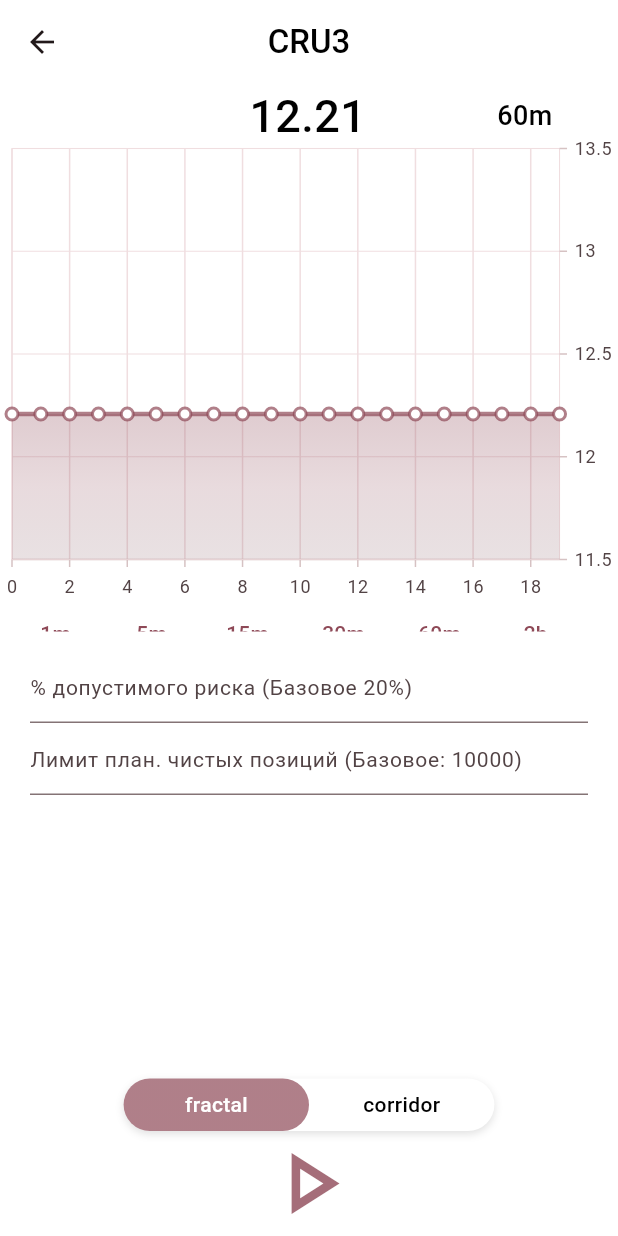
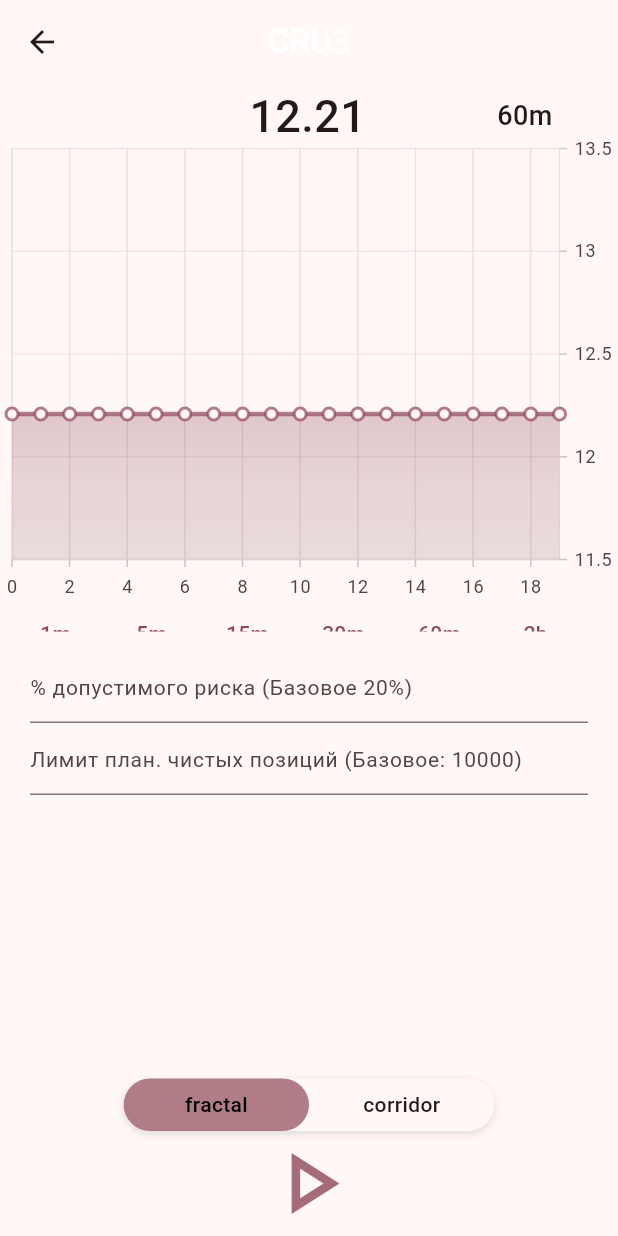
Before and after one commit to Rei-Ki/AutoTrader_UI, a Flutter app: the screen it shows after launch, after a tap on "CRU3", on a phone screen of 412 x 824 dp. Run offline on Flutter 3.47's test engine with Material 3 defaults, Android fonts, the phone set to English and light mode, and no system bars; drawn by our look-alikes of flutter_toggle_tab; our stand-ins replace flutter_bloc, google_nav_bar, syncfusion_flutter_charts.

Commit message:
Созранение изменений Возврат на 1 блок 1 экран

```diff
--- a/lib/active_page/active_page.dart
+++ b/lib/active_page/active_page.dart
@@ -17,6 +17,10 @@ class ActivePage extends StatefulWidget {
 class _ActivePageState extends State<ActivePage> {
   late List<Instrument> allInstruments;
   late BuildContext blocContext;
+
+  // todo сделать корректное использование блока, каждый блок должен без
+  //блок провайдера, а из контекста блок билдером браться
+  // https://stackoverflow.com/questions/59633438/how-to-use-bloc-pattern-between-two-screens
 
   @override
   Widget build(BuildContext context) {
--- a/lib/bloc/bloc.dart
+++ b/lib/bloc/bloc.dart
@@ -15,32 +15,48 @@ import 'events.dart';
 class MainBloc extends Bloc<MainEvent, MainState> {
   MainBloc() : super(InitialState()) {
     // Pulse Events
-    on<GetPulseEvent>(getPulse); //
-    on<PulseSearchEvent>(pulseSearch); //
+    on<GetPulseEvent>(onGetPulse); //
+    on<PulseSearchEvent>(onPulseSearch); //
 
     // Analytics Events
-    on<AnalyticsDataLoadEvent>(getSegmentsData); //
+    on<AnalyticsDataLoadEvent>(onAnalyticsDataLoad); //
 
     // Main Events
-    on<MainSetAppBarTitleEvent>(setAppBarTitle); //
+    on<MainSetAppBarTitleEvent>(onMainSetAppBarTitle); //
 
     // Active Events
-    on<GetActiveEvent>(getActive); //
-    on<ActiveSearchEvent>(searchActive); //
+    on<GetActiveEvent>(onGetActive); //
+    on<ActiveSearchEvent>(onActiveSearch); //
+
+    // Instrument Events
+    on<TimeframeChangeEvent>(onTimeframeChange); //
 
     // Theme switch Events
-    on<ThemeSwitchEvent>(themeSwitch); //
+    on<ThemeSwitchEvent>(onThemeSwitch); //
   }
 
-  themeSwitch(event, emit) {
+  onTimeframeChange(event, emit) async {
     try {
-      //
+      // todo request to server
+      // todo create a json file with the requested data
+      List<int> chartData = await pushServer();
+      print("switch data{$event.timeframe}");
+
+      emit(TimeframeChangedState(chartData));
     } catch (error) {
       emit(ErrorState());
     }
   }
 
-  getPulse(event, emit) async {
+  onThemeSwitch(event, emit) {
+    try {
+      // todo make theme changing
+    } catch (error) {
+      emit(ErrorState());
+    }
+  }
+
+  onGetPulse(event, emit) async {
     try {
       emit(PulseLoadingState());
       List<Pulse> pulse = await getServerPulse();
@@ -50,7 +66,7 @@ class MainBloc extends Bloc<MainEvent, MainState> {
     }
   }
 
-  getActive(event, emit) async {
+  onGetActive(event, emit) async {
     try {
       emit(ActiveLoadingState());
       List<Instrument> instuments = await getServerInstruments();
@@ -60,7 +76,7 @@ class MainBloc extends Bloc<MainEvent, MainState> {
     }
   }
 
-  getSegmentsData(event, emit) async {
+  onAnalyticsDataLoad(event, emit) async {
     try {
       emit(AnalyticsLoadingState());
       List<Segment> segments = await getServerSegmentsData();
@@ -70,7 +86,7 @@ class MainBloc extends Bloc<MainEvent, MainState> {
     }
   }
 
-  setAppBarTitle(event, emit) async {
+  onMainSetAppBarTitle(event, emit) async {
     try {
       emit(MainAppBarUpdatedState(event.title));
     } catch (error) {
@@ -156,7 +172,7 @@ class MainBloc extends Bloc<MainEvent, MainState> {
   }
 
   // Реализация поиска для страниц
-  searchActive(event, emit) async {
+  onActiveSearch(event, emit) async {
     try {
       String search = event.search;
       List<Instrument> allInstruments = event.instruments;
@@ -176,7 +192,7 @@ class MainBloc extends Bloc<MainEvent, MainState> {
     }
   }
 
-  pulseSearch(event, emit) async {
+  onPulseSearch(event, emit) async {
     try {
       String search = event.search;
       List<Pulse> allPulses = event.pulses;
--- a/lib/bloc/events.dart
+++ b/lib/bloc/events.dart
@@ -3,6 +3,21 @@ import 'data_classes.dart';
 abstract class MainEvent {}
 
 class ThemeSwitchEvent extends MainEvent {}
+
+// todo Возможно можно просто одним это делать
+class SrartInstrumentEvent extends MainEvent {}
+
+class StopInstrumentEvent extends MainEvent {}
+
+class SwitchPageInstrumentEvent extends MainEvent {
+  String data;
+  SwitchPageInstrumentEvent(this.data);
+}
+
+class TimeframeChangeEvent extends MainEvent {
+  int timeframe;
+  TimeframeChangeEvent(this.timeframe);
+}
 
 // Main Events
 class MainSetAppBarTitleEvent extends MainEvent {
--- a/lib/bloc/states.dart
+++ b/lib/bloc/states.dart
@@ -6,6 +6,18 @@ abstract class MainState {}
 class InitialState extends MainState {}
 
 class ErrorState extends MainState {}
+
+// InstrumentsPage
+
+class InstrumentLoadingState extends MainState {}
+
+class InstrumentLoadedState extends MainState {}
+
+class TimeframeChangedState extends MainState {
+  // todo change List<int> to List<Candle>
+  List<int> chartData;
+  TimeframeChangedState(this.chartData);
+}
 
 // Pulse States
 class PulseInitialState extends MainState {}
--- a/lib/instrument_page/instrument_page.dart
+++ b/lib/instrument_page/instrument_page.dart
@@ -1,6 +1,10 @@
+import 'package:flutter_bloc/flutter_bloc.dart';
 import 'package:lotosui/instrument_page/instrument_plot.dart';
 import 'package:flutter_toggle_tab/flutter_toggle_tab.dart';
 import 'package:flutter/material.dart';
+
+import '../bloc/bloc.dart';
+import '../bloc/states.dart';
 // import 'dart:async';
 
 class InstrumentPage extends StatefulWidget {
@@ -17,23 +21,11 @@ class _InstrumentPageState extends State<InstrumentPage> {
   List<String> strategies = ["fractal", "corridor"];
   TextEditingController risk = TextEditingController();
   TextEditingController planLimit = TextEditingController();
-  List<String> timeFrames = [
-    '1m',
-    '5m',
-    '15m',
-    '30m',
-    '60m',
-    '2h',
-    '4h',
-    '1D',
-    '1W',
-    // '1MN'
-  ];
 
   @override
   void didChangeDependencies() {
     final args = ModalRoute.of(context)?.settings.arguments;
-    assert(args != null && args is String, "You mast provide String args");
+    assert(args != null, "You mast provide String args");
 
     title = args as String;
     setState(() {});
@@ -42,6 +34,20 @@ class _InstrumentPageState extends State<InstrumentPage> {
 
   @override
   Widget build(BuildContext context) {
+    // return BlocProvider(
+    //   create: (context) => MainBloc(),
+    //   child: buildInstrumentPageBloc(context),
+    // );
+    return buildInstrumentPage(context);
+  }
+
+  // buildInstrumentPageBloc(BuildContext context) {
+  //   return BlocBuilder<MainBloc, MainState>(builder: (context, state) {
+  //     return Container();
+  //   });
+  // }
+
+  Scaffold buildInstrumentPage(BuildContext context) {
     return Scaffold(
       appBar: AppBar(
         backgroundColor: Colors.transparent,
@@ -51,10 +57,7 @@ class _InstrumentPageState extends State<InstrumentPage> {
       ),
       body: Column(
         children: [
-          Plot(
-            selectedTimeframe: selectedTimeframe,
-            timeFrames: timeFrames,
-          ),
+          const Plot(),
           inputFields(),
           strategyTabs(context),
           startButton(context)
@@ -90,6 +93,29 @@ class _InstrumentPageState extends State<InstrumentPage> {
     );
   }
 
+  Widget strategyTabs(BuildContext context) {
+    return FlutterToggleTab(
+      width: 60, // width in percent
+      borderRadius: 50,
+      height: 35,
+      selectedIndex: selectedStrategy,
+      unSelectedBackgroundColors: [Theme.of(context).scaffoldBackgroundColor],
+      selectedBackgroundColors: [
+        Theme.of(context).primaryColor.withOpacity(0.7)
+      ],
+      selectedTextStyle: const TextStyle(color: Colors.black, fontSize: 14),
+      unSelectedTextStyle: const TextStyle(fontSize: 14),
+      labels: strategies,
+      selectedLabelIndex: (index) {
+        setState(() {
+          selectedStrategy = index;
+          // todo сделать чтобы после старта пропадал этот свитчер
+          print(strategies[index]);
+        });
+      },
+    );
+  }
+
   IconButton startButton(BuildContext context) {
     return IconButton(
       padding: const EdgeInsets.all(0),
@@ -117,27 +143,4 @@ class _InstrumentPageState extends State<InstrumentPage> {
       ),
     );
   }
-
-  Widget strategyTabs(BuildContext context) {
-    return FlutterToggleTab(
-      width: 60, // width in percent
-      borderRadius: 50,
-      height: 35,
-      selectedIndex: selectedStrategy,
-      unSelectedBackgroundColors: [Theme.of(context).scaffoldBackgroundColor],
-      selectedBackgroundColors: [
-        Theme.of(context).primaryColor.withOpacity(0.7)
-      ],
-      selectedTextStyle: const TextStyle(color: Colors.white, fontSize: 14),
-      unSelectedTextStyle: const TextStyle(color: Colors.black, fontSize: 14),
-      labels: strategies,
-      selectedLabelIndex: (index) {
-        setState(() {
-          selectedStrategy = index;
-          // todo сделать чтобы после старта пропадал этот свитчер
-          print(strategies[index]);
-        });
-      },
-    );
-  }
 }
--- a/lib/instrument_page/instrument_plot.dart
+++ b/lib/instrument_page/instrument_plot.dart
@@ -4,14 +4,8 @@ import 'dart:math' as math;
 
 // ignore: must_be_immutable
 class Plot extends StatefulWidget {
-  Plot({
-    super.key,
-    required this.selectedTimeframe,
-    required this.timeFrames,
-  });
+  const Plot({super.key});
 
-  int selectedTimeframe;
-  List<String> timeFrames;
   @override
   State<Plot> createState() => _PlotState();
 }
@@ -20,10 +14,22 @@ class _PlotState extends State<Plot> {
   late List<LiveData> chartData;
   late ChartSeriesController chartSeriesController;
   late ZoomPanBehavior zoomPanBehavior;
-  // int selectedTimeframe = 4;
+  int selectedTimeframe = 4;
+  List<String> timeFrames = [
+    '1m',
+    '5m',
+    '15m',
+    '30m',
+    '60m',
+    '2h',
+    '4h',
+    '1D',
+    '1W',
+    '1MN'
+  ];
 
   // todo Добавить блок сюда
-  // сделать передачу параметров через блок а не навигацию
+  // todo Сделать выбор таймфреймов выпадающим списком и поместить его к цене
 
   @override
   void initState() {
@@ -43,7 +49,18 @@ class _PlotState extends State<Plot> {
     return SafeArea(
       child: Column(
         children: [
-          Row(
+          buildTopPanel(),
+          // График --------------------------------
+          buildChart(context),
+          // timeframes ---------------------------------------------------------------
+          buildTimeframes()
+        ],
+      ),
+    );
+  }
+
+  Row buildTopPanel() {
+    return Row(
       mainAxisAlignment: MainAxisAlignment.spaceAround,
       children: [
         const SizedBox(width: 35),
@@ -51,11 +68,13 @@ class _PlotState extends State<Plot> {
           chartData.last.speed.toStringAsFixed(2),
           style: const TextStyle(fontSize: 30),
         ),
-              Text(widget.timeFrames[widget.selectedTimeframe]),
+        Text(timeFrames[selectedTimeframe]),
       ],
-          ),
-          // График --------------------------------
-          SfCartesianChart(
+    );
+  }
+
+  SfCartesianChart buildChart(BuildContext context) {
+    return SfCartesianChart(
       zoomPanBehavior: zoomPanBehavior,
       margin: const EdgeInsets.only(left: 8, right: 4),
       series: <ChartSeries<LiveData, int>>[
@@ -101,30 +120,29 @@ class _PlotState extends State<Plot> {
         decimalPlaces: 3,
         labelPosition: ChartDataLabelPosition.outside,
       ),
-          ),
-          // timeframes ---------------------------------------------------------------
-          Container(
+    );
+  }
+
+  Container buildTimeframes() {
+    return Container(
       margin: const EdgeInsets.all(5),
       height: 25,
       child: ListView.builder(
         scrollDirection: Axis.horizontal,
         shrinkWrap: true,
-              itemCount: widget.timeFrames.length,
+        itemCount: timeFrames.length,
         itemBuilder: (context, index) {
           return TextButton(
             onPressed: () {
-                    widget.selectedTimeframe = index;
+              selectedTimeframe = index;
               setState(() {});
 
               // todo сделать тут запрос
-                    getTime(widget.timeFrames[widget.selectedTimeframe]);
+              getTime(timeFrames[selectedTimeframe]);
             },
-                  child: Text(widget.timeFrames[index]),
+            child: Text(timeFrames[index]),
           );
         },
-            ),
-          )
-        ],
       ),
     );
   }
--- a/lib/main.dart
+++ b/lib/main.dart
@@ -3,10 +3,6 @@ import 'bloc/bloc.dart';
 import 'instrument_page/instrument_page.dart';
 import 'package:lotosui/navigate_page.dart';
 import 'package:flutter/material.dart';
-
-void main() {
-  runApp(const LotosApp());
-}
 
 /*
 Сделать чтобы при нажатии на инструмент (актив) была страница его
@@ -15,16 +11,15 @@ void main() {
 todo Использовать Hive
 */
 
+void main() {
+  runApp(const LotosApp());
+}
+
 class LotosApp extends StatelessWidget {
   const LotosApp({super.key});
   // Добавить темную тему и светлую
   @override
   Widget build(BuildContext context) {
-    // Переключение темы
-    // final ThemeData themeData = ThemeData(
-    //     useMaterial3: true,
-    //     brightness: false ? Brightness.dark : Brightness.light);
-
     return BlocProvider(
       create: (context) => MainBloc(),
       child: MaterialApp(
@@ -42,31 +37,29 @@ class LotosApp extends StatelessWidget {
     );
   }
 
+  // Темы
   ThemeData appTheme(BuildContext context) {
     return ThemeData(
-      // primaryColor: Colors.purple,
-      scaffoldBackgroundColor: Colors.white,
+      // scaffoldBackgroundColor: background,
+      // background: Colors.white
+      // seedColor: Colors.pink
+
       colorScheme: ColorScheme.fromSeed(
+        brightness: Brightness.light,
         seedColor: Colors.pink,
-        surface: Colors.white,
       ),
-
-      // colorSchemeSeed: ,
       appBarTheme: const AppBarTheme(
         titleTextStyle: TextStyle(
-          color: Colors.black,
           fontSize: 22,
           fontWeight: FontWeight.w500,
         ),
       ),
       textTheme: const TextTheme(
         bodyMedium: TextStyle(
-          color: Colors.black,
           fontSize: 18,
           fontWeight: FontWeight.w500,
         ),
         labelSmall: TextStyle(
-          color: Colors.black,
           fontSize: 14,
           fontWeight: FontWeight.w200,
         ),
--- a/lib/navigate_page.dart
+++ b/lib/navigate_page.dart
@@ -32,10 +32,7 @@ class _NavigatePageState extends State<NavigatePage> {
 
   @override
   Widget build(BuildContext context) {
-    return BlocProvider(
-      create: (context) => MainBloc(),
-      child: buildMainBloc(),
-    );
+    return buildMainBloc();
   }
 
   buildMainBloc() {
@@ -77,12 +74,9 @@ class _NavigatePageState extends State<NavigatePage> {
                 mainAxisAlignment: MainAxisAlignment.center,
                 gap: 3,
                 iconSize: 24,
-                color: Colors.black,
-                activeColor: Colors.black,
                 tabBackgroundColor:
                     Theme.of(context).primaryColor.withOpacity(0.1),
                 textStyle: const TextStyle(
-                  color: Colors.black,
                   fontSize: 14,
                 ),
                 tabs: [
--- a/lib/widgets/search.dart
+++ b/lib/widgets/search.dart
@@ -30,6 +30,7 @@ class _SearchState extends State<Search> {
           EdgeInsets.symmetric(horizontal: 12.0)),
       overlayColor: MaterialStateProperty.all(Colors.transparent),
       controller: textController,
+      backgroundColor: MaterialStateProperty.all(Colors.transparent),
       elevation: MaterialStateProperty.all(0),
       constraints:
           const BoxConstraints(maxWidth: 250, minHeight: 49, maxHeight: 49),
```
Also changed, not shown: lib/profile_page/profile_page.dart (deleted, +0 -63 lines), lib/profile_page/settings_page.dart (deleted, +0 -17 lines). Lines whose indentation alone changed are shown as unchanged.
